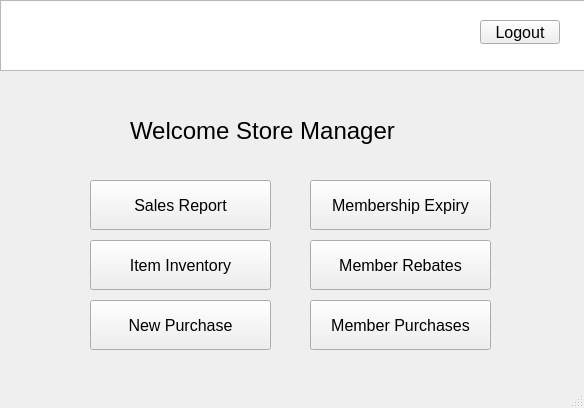
Qt form storemanager.ui (max9001/Bulk-Club-Project) before a commit.
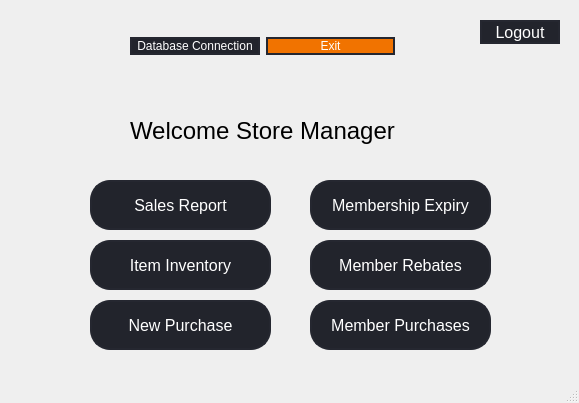
The same form after that commit. Icons and pictures are not drawn.

Diff of the .ui file:
```diff
--- a/storemanager.ui
+++ b/storemanager.ui
@@ -2,19 +2,38 @@
 <ui version="4.0">
  <class>StoreManager</class>
  <widget class="QMainWindow" name="StoreManager">
+  <property name="enabled">
+   <bool>true</bool>
+  </property>
   <property name="geometry">
    <rect>
     <x>0</x>
     <y>0</y>
-    <width>584</width>
-    <height>408</height>
+    <width>579</width>
+    <height>403</height>
    </rect>
   </property>
+  <property name="font">
+   <font>
+    <family>Serif</family>
+    <pointsize>15</pointsize>
+   </font>
+  </property>
+  <property name="cursor">
+   <cursorShape>ArrowCursor</cursorShape>
+  </property>
   <property name="windowTitle">
    <string>Store Manager</string>
   </property>
   <property name="styleSheet">
-   <string notr="true"/>
+   <string notr="true">
+QPushButton{
+	border: 2px solid rgb(37,39,48);
+	border-radius: 20px;
+	color: #FFF;
+	background-color: rgb(34,36,44);
+	
+}</string>
   </property>
   <widget class="QWidget" name="centralwidget">
    <widget class="QPushButton" name="member_rebates">
@@ -126,6 +145,9 @@
     </property>
    </widget>
    <widget class="QLabel" name="label">
+    <property name="enabled">
+     <bool>true</bool>
+    </property>
     <property name="geometry">
      <rect>
       <x>130</x>
@@ -143,19 +165,6 @@
      <string>Welcome Store Manager</string>
     </property>
    </widget>
-   <widget class="QGraphicsView" name="graphicsView_2">
-    <property name="geometry">
-     <rect>
-      <x>0</x>
-      <y>0</y>
-      <width>671</width>
-      <height>71</height>
-     </rect>
-    </property>
-    <property name="styleSheet">
-     <string notr="true"/>
-    </property>
-   </widget>
    <widget class="QLabel" name="label_2">
     <property name="geometry">
      <rect>
@@ -175,10 +184,10 @@
    <widget class="QWidget" name="layoutWidget">
     <property name="geometry">
      <rect>
-      <x>340</x>
+      <x>130</x>
       <y>10</y>
-      <width>240</width>
-      <height>53</height>
+      <width>265</width>
+      <height>72</height>
      </rect>
     </property>
     <layout class="QHBoxLayout" name="horizontalLayout">
```
Left out of the diff: 10 changed lines with no effect on the pictures.
